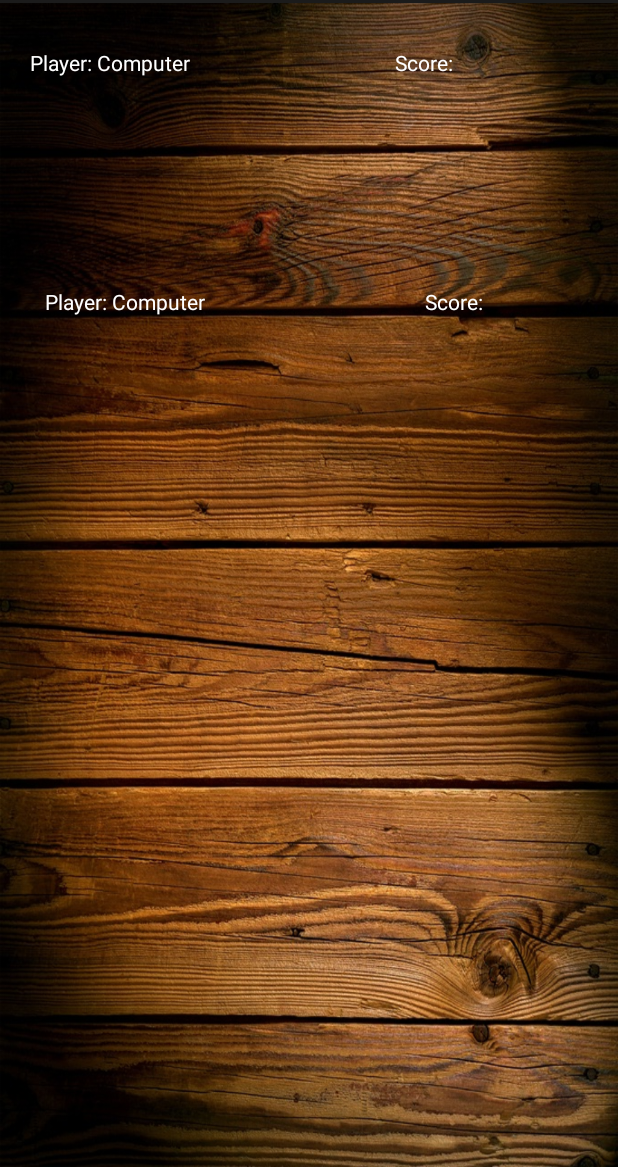
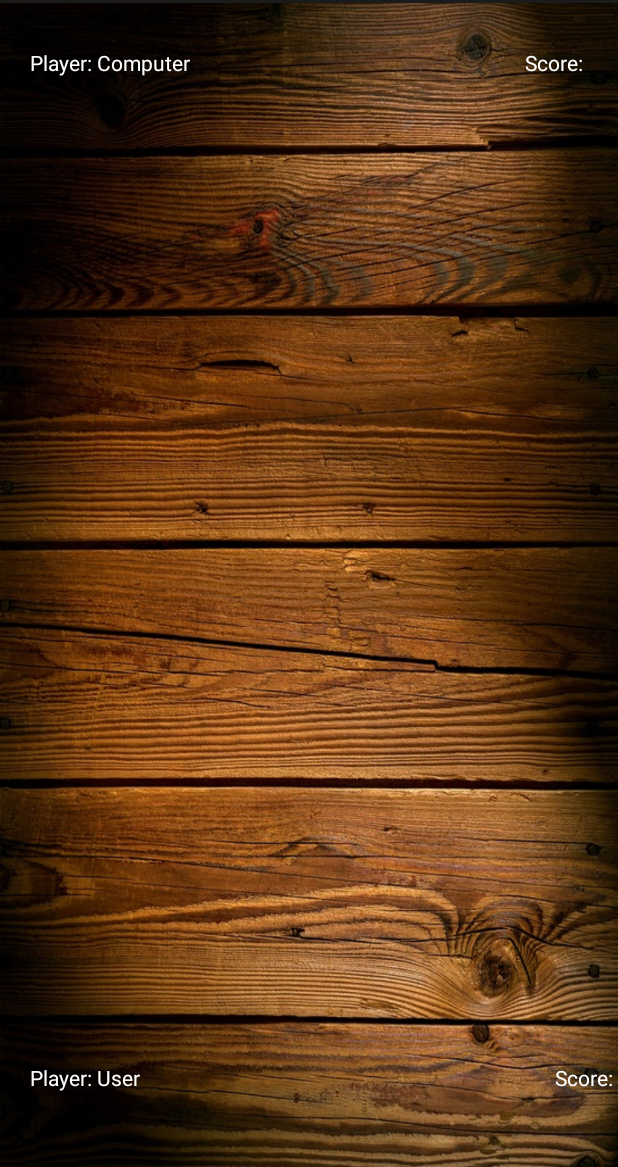
Before and after one commit to avim2809/checkers_android, an Android app: the GameActivity screen opened directly, with no data from a screen before it, on a phone screen of 412 x 824 dp, the part 69-1236 px from its top. Run offline under Robolectric (Android 15) with nearby library versions, the phone set to English and light mode, and no system bars; 23 statements that could not run were skipped.

Commit message:
updated gameview to landscape

```diff
--- a/app/src/main/res/layout/activity_game.xml
+++ b/app/src/main/res/layout/activity_game.xml
@@ -1,49 +1,50 @@
 <?xml version="1.0" encoding="utf-8"?>
-<LinearLayout xmlns:android="http://schemas.android.com/apk/res/android"
+<RelativeLayout xmlns:android="http://schemas.android.com/apk/res/android"
     xmlns:tools="http://schemas.android.com/tools"
     android:id="@+id/main_layout"
     android:layout_width="match_parent"
     android:layout_height="match_parent"
-    android:background="@drawable/start"
-    android:orientation="vertical"
-    android:gravity="center"
-    android:layout_gravity="center">
+    android:background="@drawable/start">
 
-    <LinearLayout
+    <RelativeLayout
         android:id="@+id/computer_details"
+        android:layout_alignParentTop="true"
         android:layout_width="match_parent"
         android:layout_height="wrap_content"
         android:layout_marginLeft="20dp"
         android:layout_marginRight="20dp"
         android:layout_marginTop="30dp"
         android:layout_marginBottom="30dp"
-        android:orientation="horizontal"
-        android:weightSum="2">
+        android:orientation="horizontal">
 
         <TextView
             android:id="@+id/computer"
             android:layout_width="wrap_content"
             android:layout_height="wrap_content"
-            android:layout_weight="1"
+            android:layout_alignParentStart="true"
             android:text="Player: Computer"
-            android:textColor="#ffffff" />
+            android:textColor="#ffffff"
+            android:layout_alignParentLeft="true" />
 
         <TextView
             android:id="@+id/computer_score"
             android:layout_width="wrap_content"
             android:layout_height="wrap_content"
+            android:layout_alignParentEnd="true"
             android:layout_marginBottom="20dp"
             android:layout_marginLeft="50dp"
             android:layout_weight="1"
             android:text="Score: "
-            android:textColor="#ffffff" />
-    </LinearLayout>
+            android:textColor="#ffffff"
+            android:layout_alignParentRight="true" />
+    </RelativeLayout>
 
     <GridLayout
         android:id="@+id/game_board"
         android:layout_width="wrap_content"
         android:layout_height="wrap_content"
         android:layout_below="@id/computer_details"
+        android:layout_centerInParent="true"
         android:layout_marginBottom="30dp"
         android:layout_marginTop="30dp"
         android:layout_marginLeft="30dp"
@@ -55,32 +56,34 @@
 
     </GridLayout>
 
-    <LinearLayout
+    <RelativeLayout
         android:layout_width="match_parent"
         android:layout_height="wrap_content"
         android:layout_marginLeft="20dp"
         android:layout_marginBottom="30dp"
         android:layout_marginTop="30dp"
-        android:layout_weight="0.3"
-        android:orientation="horizontal"
-        android:weightSum="2">
+        android:layout_alignParentBottom="true">
 
         <TextView
             android:id="@+id/user"
             android:layout_width="wrap_content"
+            android:layout_alignParentStart="true"
             android:layout_height="wrap_content"
-            android:layout_weight="1"
-            android:text="Player: Computer"
-            android:textColor="#ffffff" />
+            android:text="Player: User"
+            android:textColor="#ffffff"
+            android:layout_alignParentLeft="true" />
 
         <TextView
             android:id="@+id/user_score"
+            android:layout_alignParentEnd="true"
             android:layout_width="wrap_content"
             android:layout_height="wrap_content"
             android:layout_marginBottom="20dp"
             android:layout_marginLeft="50dp"
             android:layout_weight="1"
             android:text="Score: "
-            android:textColor="#ffffff" />
-    </LinearLayout>
-</LinearLayout>
+            android:textColor="#ffffff"
+            android:layout_alignParentRight="true" />
+    </RelativeLayout>
+
+</RelativeLayout>
```
